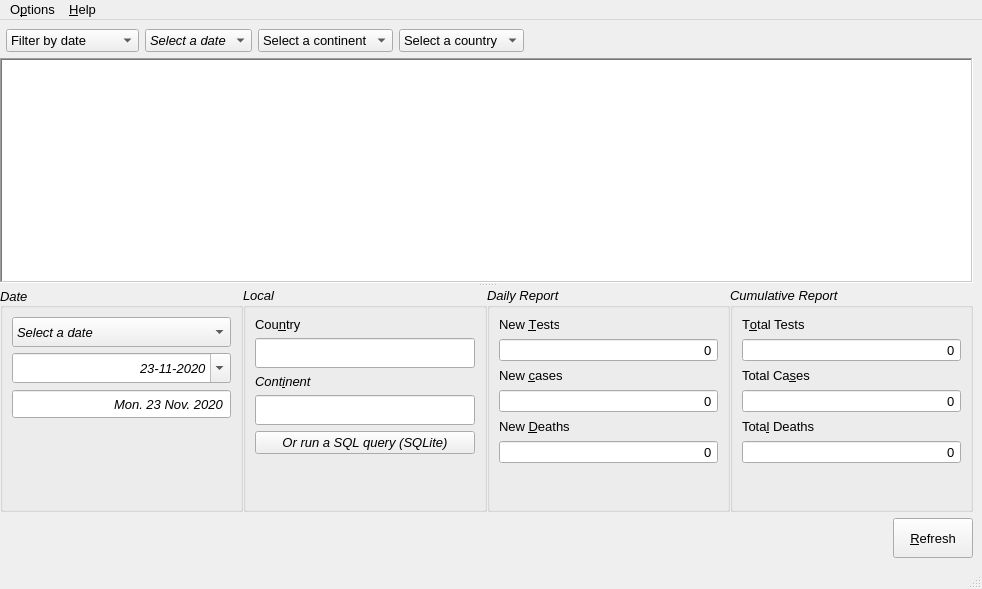
First picture: the form in src/design/mainwindow.ui, repository faouziMohamed/covid-data, before the edit.
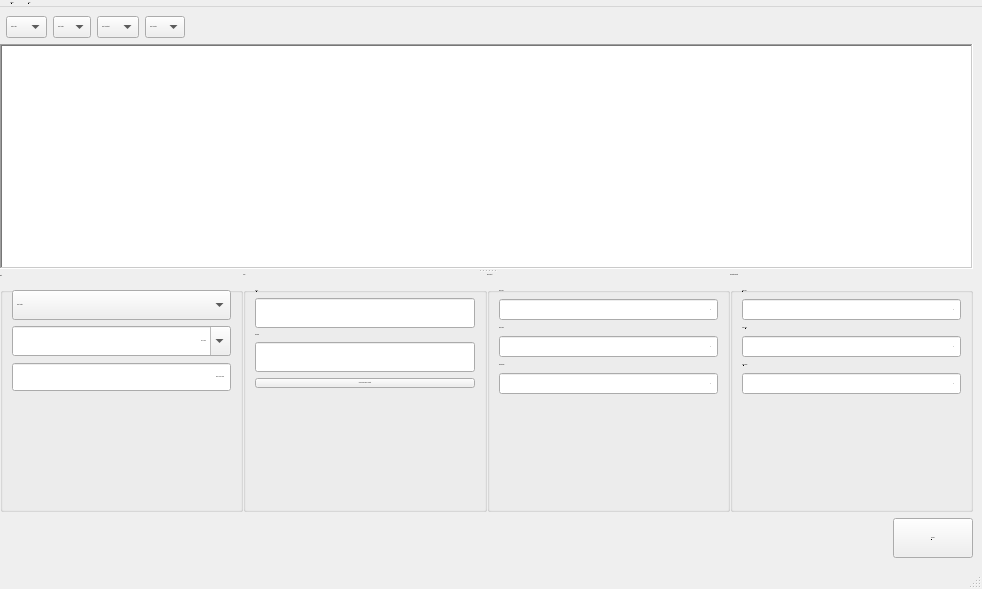
Second picture: the form after the edit.

Commit message: Fix : Style sheet not fully applied on windows

```diff
--- a/src/design/mainwindow.ui
+++ b/src/design/mainwindow.ui
@@ -28,11 +28,7 @@
   </property>
   <property name="font">
    <font>
-    <pointsize>10</pointsize>
-    <weight>50</weight>
-    <italic>false</italic>
-    <bold>false</bold>
-    <underline>false</underline>
+    <pointsize>-1</pointsize>
    </font>
   </property>
   <property name="mouseTracking">
@@ -119,11 +115,7 @@
         </property>
         <property name="font">
          <font>
-          <pointsize>10</pointsize>
-          <weight>50</weight>
-          <italic>true</italic>
-          <bold>false</bold>
-          <underline>false</underline>
+          <pointsize>-1</pointsize>
          </font>
         </property>
         <property name="sizeAdjustPolicy">
@@ -161,8 +153,7 @@
         </property>
         <property name="font">
          <font>
-          <italic>false</italic>
-          <underline>false</underline>
+          <pointsize>-1</pointsize>
          </font>
         </property>
         <property name="currentIndex">
@@ -200,11 +191,7 @@
         </property>
         <property name="font">
          <font>
-          <pointsize>10</pointsize>
-          <weight>50</weight>
-          <italic>false</italic>
-          <bold>false</bold>
-          <underline>false</underline>
+          <pointsize>-1</pointsize>
          </font>
         </property>
         <property name="toolTip">
@@ -273,11 +260,7 @@
        </property>
        <property name="font">
         <font>
-         <pointsize>10</pointsize>
-         <weight>50</weight>
-         <italic>false</italic>
-         <bold>false</bold>
-         <underline>false</underline>
+         <pointsize>-1</pointsize>
         </font>
        </property>
        <property name="frameShape">
@@ -326,11 +309,7 @@
           </property>
           <property name="font">
            <font>
-            <pointsize>10</pointsize>
-            <weight>50</weight>
-            <italic>true</italic>
-            <bold>false</bold>
-            <underline>false</underline>
+            <pointsize>-1</pointsize>
            </font>
           </property>
           <property name="title">
@@ -362,11 +341,7 @@
              </property>
              <property name="font">
               <font>
-               <pointsize>10</pointsize>
-               <weight>50</weight>
-               <italic>true</italic>
-               <bold>false</bold>
-               <underline>false</underline>
+               <pointsize>-1</pointsize>
               </font>
              </property>
              <property name="sizeAdjustPolicy">
@@ -413,11 +388,7 @@
              </property>
              <property name="font">
               <font>
-               <pointsize>10</pointsize>
-               <weight>50</weight>
-               <italic>true</italic>
-               <bold>false</bold>
-               <underline>false</underline>
+               <pointsize>-1</pointsize>
               </font>
              </property>
              <property name="mouseTracking">
@@ -520,11 +491,7 @@
              </property>
              <property name="font">
               <font>
-               <pointsize>10</pointsize>
-               <weight>50</weight>
-               <italic>true</italic>
-               <bold>false</bold>
-               <underline>false</underline>
+               <pointsize>-1</pointsize>
               </font>
              </property>
              <property name="layoutDirection">
@@ -596,11 +563,7 @@
           </property>
           <property name="font">
            <font>
-            <pointsize>10</pointsize>
-            <weight>50</weight>
-            <italic>true</italic>
-            <bold>false</bold>
-            <underline>false</underline>
+            <pointsize>-1</pointsize>
            </font>
           </property>
           <property name="title">
@@ -611,11 +574,7 @@
             <widget class="QLabel" name="countryLabel">
              <property name="font">
               <font>
-               <pointsize>10</pointsize>
-               <weight>50</weight>
-               <italic>false</italic>
-               <bold>false</bold>
-               <underline>false</underline>
+               <pointsize>-1</pointsize>
               </font>
              </property>
              <property name="text">
@@ -692,11 +651,7 @@
           </property>
           <property name="font">
            <font>
-            <pointsize>10</pointsize>
-            <weight>50</weight>
-            <italic>true</italic>
-            <bold>false</bold>
-            <underline>false</underline>
+            <pointsize>-1</pointsize>
            </font>
           </property>
           <property name="title">
@@ -707,11 +662,7 @@
             <widget class="QLabel" name="tests_label">
              <property name="font">
               <font>
-               <pointsize>10</pointsize>
-               <weight>50</weight>
-               <italic>false</italic>
-               <bold>false</bold>
-               <underline>false</underline>
+               <pointsize>-1</pointsize>
               </font>
              </property>
              <property name="text">
@@ -726,11 +677,7 @@
             <widget class="QLabel" name="cases_label">
              <property name="font">
               <font>
-               <pointsize>10</pointsize>
-               <weight>50</weight>
-               <italic>false</italic>
-               <bold>false</bold>
-               <underline>false</underline>
+               <pointsize>-1</pointsize>
               </font>
              </property>
              <property name="text">
@@ -745,11 +692,7 @@
             <widget class="QLabel" name="deaths_label">
              <property name="font">
               <font>
-               <pointsize>10</pointsize>
-               <weight>50</weight>
-               <italic>false</italic>
-               <bold>false</bold>
-               <underline>false</underline>
+               <pointsize>-1</pointsize>
               </font>
              </property>
              <property name="text">
@@ -776,13 +719,7 @@
              </property>
              <property name="font">
               <font>
-               <pointsize>10</pointsize>
-               <weight>50</weight>
-               <italic>false</italic>
-               <bold>false</bold>
-               <underline>false</underline>
-               <strikeout>false</strikeout>
-               <kerning>true</kerning>
+               <pointsize>-1</pointsize>
               </font>
              </property>
              <property name="wrapping">
@@ -830,13 +767,7 @@
              </property>
              <property name="font">
               <font>
-               <pointsize>10</pointsize>
-               <weight>50</weight>
-               <italic>false</italic>
-               <bold>false</bold>
-               <underline>false</underline>
-               <strikeout>false</strikeout>
-               <kerning>true</kerning>
+               <pointsize>-1</pointsize>
               </font>
              </property>
              <property name="wrapping">
@@ -881,13 +812,7 @@
              </property>
              <property name="font">
               <font>
-               <pointsize>10</pointsize>
-               <weight>50</weight>
-               <italic>false</italic>
-               <bold>false</bold>
-               <underline>false</underline>
-               <strikeout>false</strikeout>
-               <kerning>true</kerning>
+               <pointsize>-1</pointsize>
               </font>
              </property>
              <property name="wrapping">
@@ -929,11 +854,7 @@
           </property>
           <property name="font">
            <font>
-            <pointsize>10</pointsize>
-            <weight>50</weight>
-            <italic>true</italic>
-            <bold>false</bold>
-            <underline>false</underline>
+            <pointsize>-1</pointsize>
            </font>
           </property>
           <property name="title">
@@ -944,11 +865,7 @@
             <widget class="QLabel" name="totTests_label">
              <property name="font">
               <font>
-               <pointsize>10</pointsize>
-               <weight>50</weight>
-               <italic>false</italic>
-               <bold>false</bold>
-               <underline>false</underline>
+               <pointsize>-1</pointsize>
               </font>
              </property>
              <property name="text">
@@ -975,13 +892,7 @@
              </property>
              <property name="font">
               <font>
-               <pointsize>10</pointsize>
-               <weight>50</weight>
-               <italic>false</italic>
-               <bold>false</bold>
-               <underline>false</underline>
-               <strikeout>false</strikeout>
-               <kerning>true</kerning>
+               <pointsize>-1</pointsize>
               </font>
              </property>
              <property name="alignment">
@@ -1005,11 +916,7 @@
             <widget class="QLabel" name="totCase_label">
              <property name="font">
               <font>
-               <pointsize>10</pointsize>
-               <weight>50</weight>
-               <italic>false</italic>
-               <bold>false</bold>
-               <underline>false</underline>
+               <pointsize>-1</pointsize>
               </font>
              </property>
              <property name="text">
@@ -1036,13 +943,7 @@
              </property>
              <property name="font">
               <font>
-               <pointsize>10</pointsize>
-               <weight>50</weight>
-               <italic>false</italic>
-               <bold>false</bold>
-               <underline>false</underline>
-               <strikeout>false</strikeout>
-               <kerning>true</kerning>
+               <pointsize>-1</pointsize>
               </font>
              </property>
              <property name="alignment">
@@ -1066,11 +967,7 @@
             <widget class="QLabel" name="totDeaths_label">
              <property name="font">
               <font>
-               <pointsize>10</pointsize>
-               <weight>50</weight>
-               <italic>false</italic>
-               <bold>false</bold>
-               <underline>false</underline>
+               <pointsize>-1</pointsize>
               </font>
              </property>
              <property name="text">
@@ -1097,13 +994,7 @@
              </property>
              <property name="font">
               <font>
-               <pointsize>10</pointsize>
-               <weight>50</weight>
-               <italic>false</italic>
-               <bold>false</bold>
-               <underline>false</underline>
-               <strikeout>false</strikeout>
-               <kerning>true</kerning>
+               <pointsize>-1</pointsize>
               </font>
              </property>
              <property name="alignment">
@@ -1155,11 +1046,7 @@
         </property>
         <property name="font">
          <font>
-          <pointsize>10</pointsize>
-          <weight>50</weight>
-          <italic>false</italic>
-          <bold>false</bold>
-          <underline>false</underline>
+          <pointsize>-1</pointsize>
          </font>
         </property>
         <property name="text">
@@ -1177,7 +1064,7 @@
      <x>0</x>
      <y>0</y>
      <width>982</width>
-     <height>20</height>
+     <height>25</height>
     </rect>
    </property>
    <widget class="QMenu" name="menu_edit">
```
Left out of the diff: 120 changed lines with no effect on the pictures. The commit also changes 3 other files.
